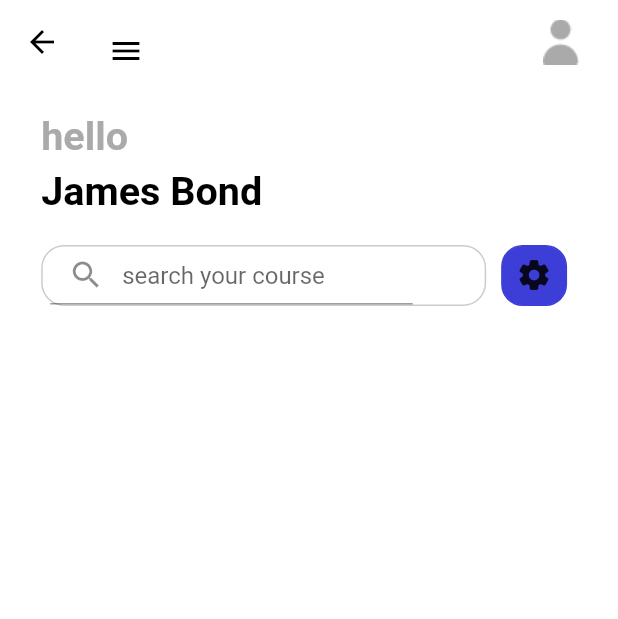
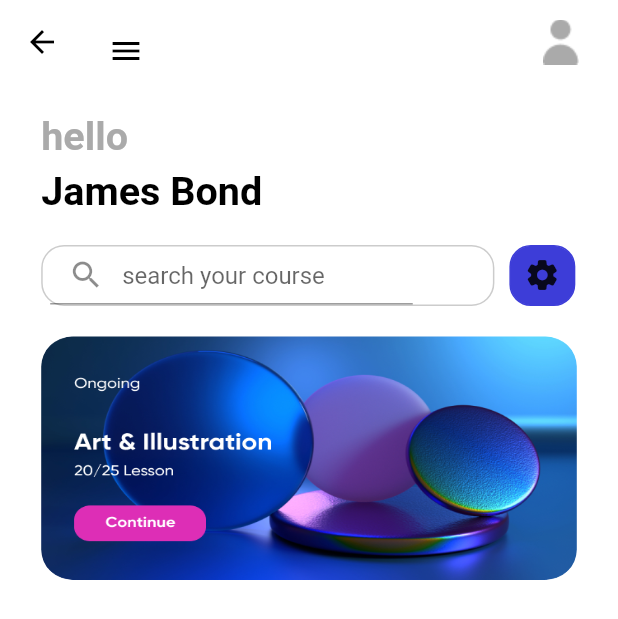
Before and after one commit to Daddy2054/ulearning_app_bloc, a Flutter app: the HomePage screen opened directly, on a phone screen of 412 x 824 dp. Shown: the top 619 px of the screen. Run offline on Flutter 3.47's test engine with Material 2 defaults, Android fonts, the phone set to English and light mode, and no system bars; our stand-ins replace cloud_firestore, dots_indicator, firebase_auth, firebase_core, flutter_bloc, flutter_screenutil and 2 more; accounts and stored records are empty.

Commit message:
101. Home page and slider part 9

```diff
--- a/lib/pages/home/home_page.dart
+++ b/lib/pages/home/home_page.dart
@@ -24,7 +24,6 @@ class _HomePageState extends State<HomePage> {
         child: Column(
           crossAxisAlignment: CrossAxisAlignment.start,
           children: [
-
             homePageText(
               'hello',
               color: AppColors.primaryThirdElementText,
@@ -35,8 +34,11 @@ class _HomePageState extends State<HomePage> {
               color: AppColors.primaryText,
               top: 5,
             ),
-            SizedBox(height: 20,),
+            const SizedBox(
+              height: 20,
+            ),
             searchView(),
+            slidersView(),
           ],
         ),
       ),
--- a/lib/pages/home/widgets/home_page_widgets.dart
+++ b/lib/pages/home/widgets/home_page_widgets.dart
@@ -54,7 +54,7 @@ Widget searchView() {
   return Row(
     children: [
       Container(
-        width: 270.w,
+        width: 275.w,
         height: 40.h,
         decoration: BoxDecoration(
           color: AppColors.primaryBackground,
@@ -101,3 +101,33 @@ Widget searchView() {
     ],
   );
 }
+
+Widget slidersView() {
+  return Column(
+    children: [
+      Container(
+        margin: EdgeInsets.only(top: 20.h),
+        width: 325.w,
+        height: 160.h,
+        child: PageView(
+          children: [
+            _slidersContainer(path: "assets/icons/art.png"),
+            _slidersContainer(path: "assets/icons/image_1.png"),
+            _slidersContainer(path: "assets/icons/image_2.png")
+          ],
+        ),
+      ),
+    ],
+  );
+}
+
+// sliders widget
+Widget _slidersContainer({String path = "assets/icons/art.png"}) {
+  return Container(
+    width: 325.w,
+    height: 160.h,
+    decoration: BoxDecoration(
+        borderRadius: BorderRadius.all(Radius.circular(20.h)),
+        image: DecorationImage(fit: BoxFit.fill, image: AssetImage(path))),
+  );
+}
```
